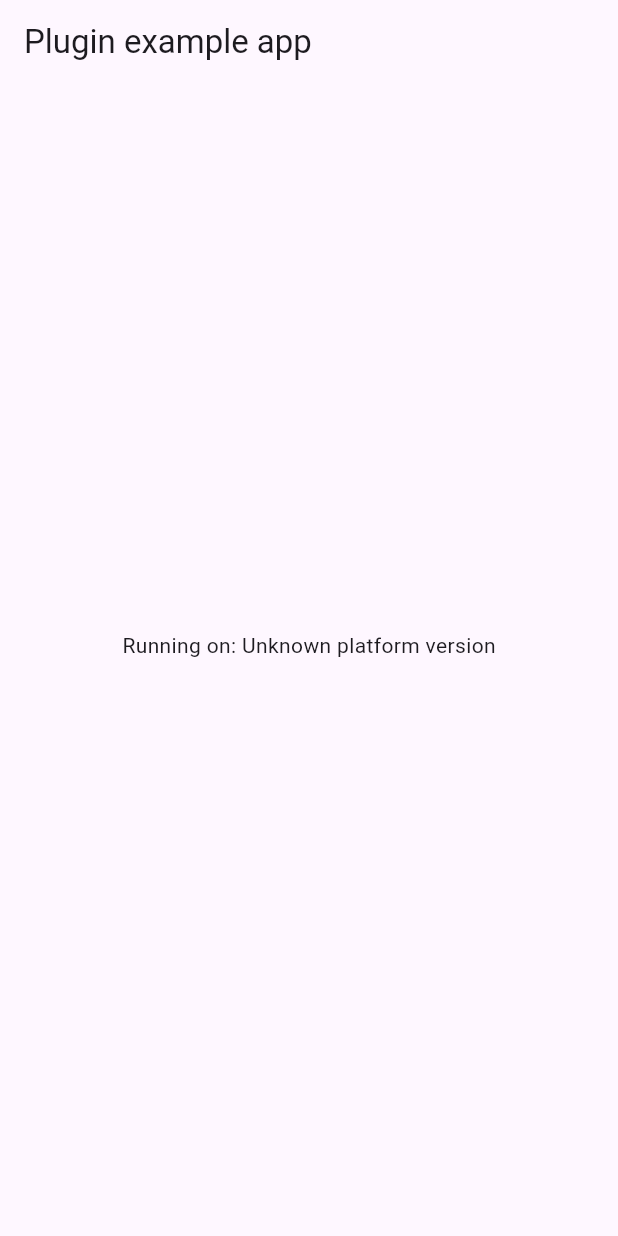
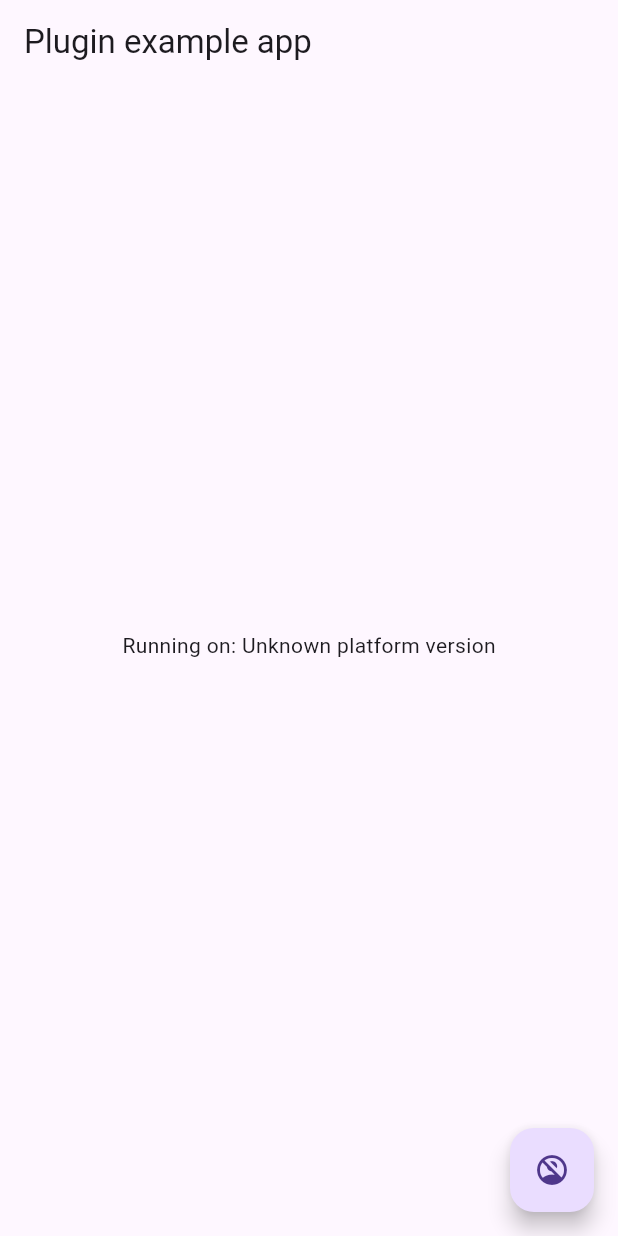
Before and after one commit to muj-i/f_loc_not, a Flutter app: the screen it shows after launch, on a phone screen of 412 x 824 dp. Run offline on Flutter 3.47's test engine with Material 3 defaults, Android fonts, the phone set to English and light mode, and no system bars; our stand-ins replace flutter_local_notifications, plugin_platform_interface, timezone.

Commit message:
example app update

```diff
--- a/example/lib/main.dart
+++ b/example/lib/main.dart
@@ -1,8 +1,8 @@
-import 'package:flutter/material.dart';
 import 'dart:async';
 
+import 'package:f_loc_not/f_loc_not.dart';
+import 'package:flutter/material.dart';
 import 'package:flutter/services.dart';
-import 'package:f_loc_not/f_loc_not.dart';
 
 void main() {
   runApp(const MyApp());
@@ -31,8 +31,8 @@ class _MyAppState extends State<MyApp> {
     // Platform messages may fail, so we use a try/catch PlatformException.
     // We also handle the message potentially returning null.
     try {
-      platformVersion =
-          await _fLocNotPlugin.getPlatformVersion() ?? 'Unknown platform version';
+      platformVersion = await _fLocNotPlugin.getPlatformVersion() ??
+          'Unknown platform version';
     } on PlatformException {
       platformVersion = 'Failed to get platform version.';
     }
@@ -57,6 +57,14 @@ class _MyAppState extends State<MyApp> {
         body: Center(
           child: Text('Running on: $_platformVersion\n'),
         ),
+        floatingActionButton: FloatingActionButton(
+          onPressed: () {
+            FLocNot.init().then((value) {
+              FLocNot.showLocalNotification('Title', 'Body');
+            });
+          },
+          child: const Icon(Icons.no_accounts),
+        ),
       ),
     );
   }
```
Also changed, not shown: example/pubspec.lock, 4 other files.
